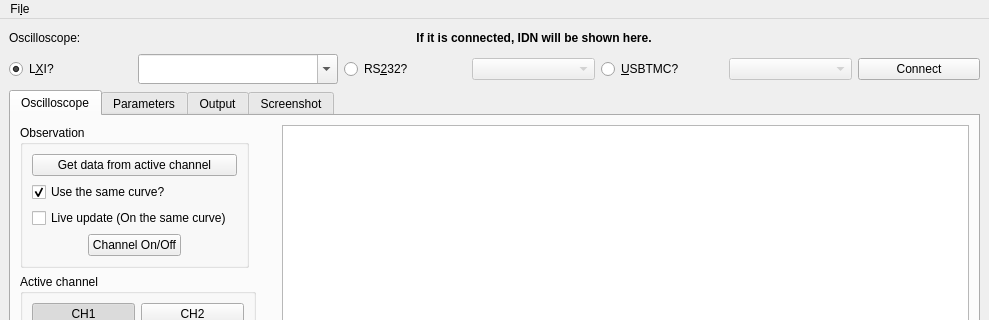
Above: GUI/LinOsc.ui from ISeeBugsEverywhere/LinuxOscilloscope before the change; both pictures show x 0 to 989 and y 0 to 320 of the 989 by 717 pixel window. Below: the same form after it.
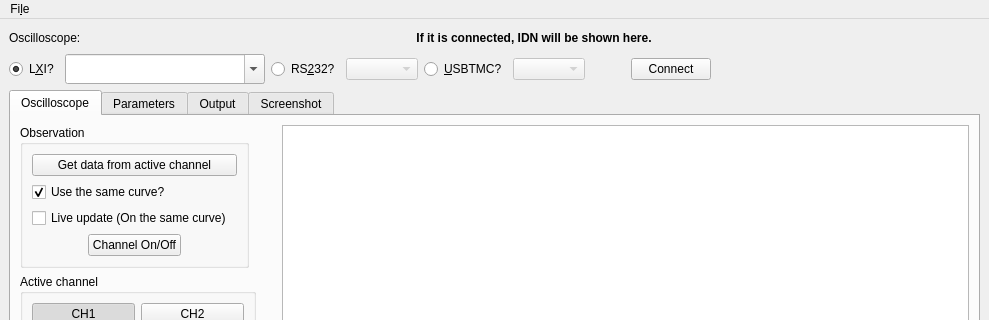
That is the form after the change. Custom widgets are drawn as their Qt base class.

What changed in the file:
```diff
--- a/GUI/LinOsc.ui
+++ b/GUI/LinOsc.ui
@@ -118,6 +118,22 @@
         </property>
        </widget>
       </item>
+      <item>
+       <spacer name="horizontalSpacer_11">
+        <property name="orientation">
+         <enum>Qt::Horizontal</enum>
+        </property>
+        <property name="sizeType">
+         <enum>QSizePolicy::Fixed</enum>
+        </property>
+        <property name="sizeHint" stdset="0">
+         <size>
+          <width>40</width>
+          <height>20</height>
+         </size>
+        </property>
+       </spacer>
+      </item>
       <item>
        <widget class="QPushButton" name="connectButton">
         <property name="text">
@@ -125,6 +141,19 @@
         </property>
        </widget>
       </item>
+      <item>
+       <spacer name="horizontalSpacer_12">
+        <property name="orientation">
+         <enum>Qt::Horizontal</enum>
+        </property>
+        <property name="sizeHint" stdset="0">
+         <size>
+          <width>40</width>
+          <height>20</height>
+         </size>
+        </property>
+       </spacer>
+      </item>
      </layout>
     </item>
     <item row="3" column="0">
```
Left out of the diff: 2 changed lines with no effect on the pictures.
